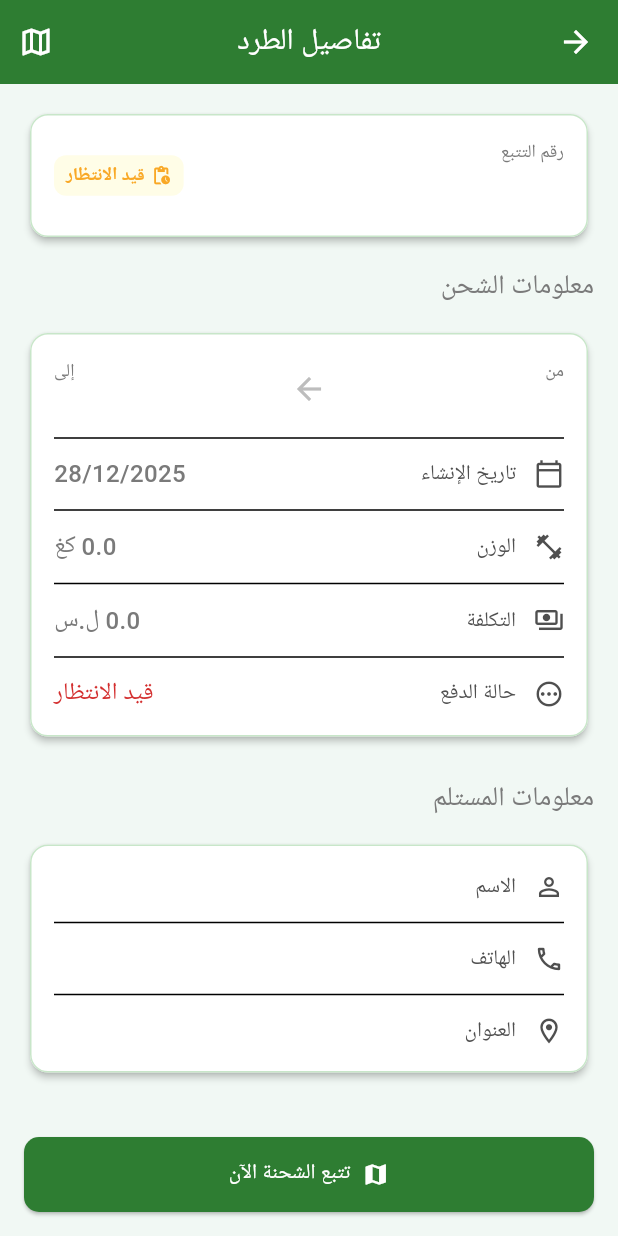
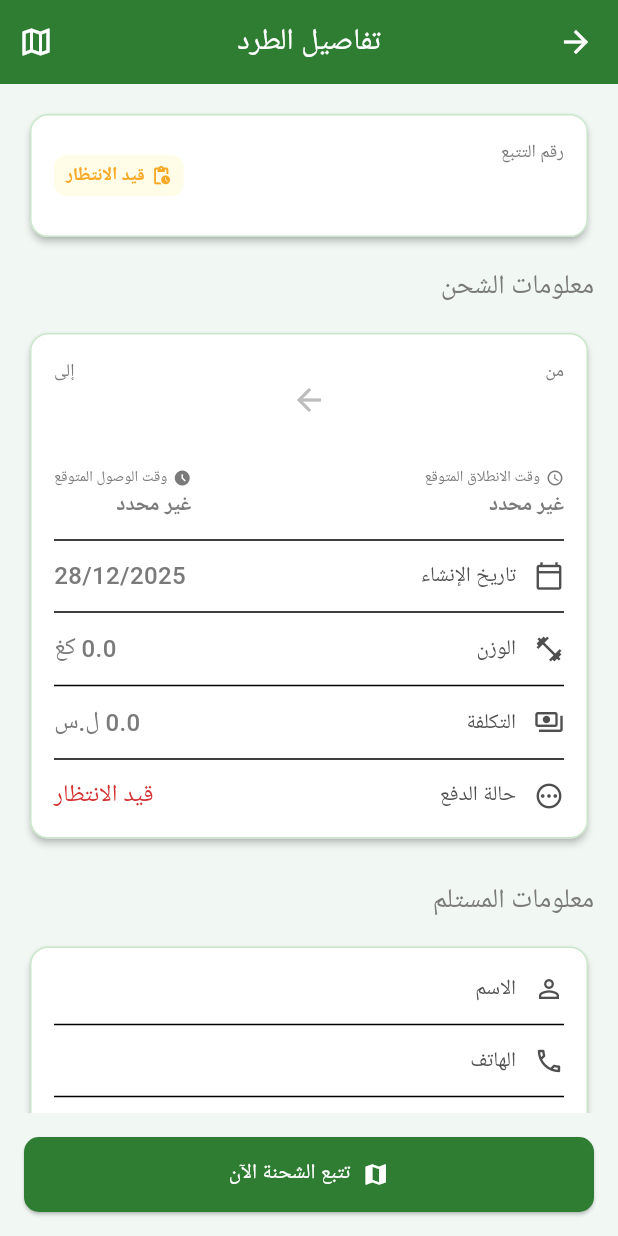
Before and after one commit to assem2023-habib/rma-mobile, a Flutter app: the ParcelDetailPage screen opened directly with empty values, on a phone screen of 412 x 824 dp. Run offline on Flutter 3.47's test engine with Material 3 defaults, Android fonts, the phone set to English and light mode, and no system bars; our stand-ins replace cached_network_image, dartz, dio, equatable, flutter_bloc, flutter_map and 6 more; accounts and stored records are empty; network calls fail.

Commit message:
Update Parcel detail to support full route and branch info

```diff
--- a/lib/features/parcels/data/models/parcel_model.dart
+++ b/lib/features/parcels/data/models/parcel_model.dart
@@ -1,5 +1,6 @@
 import '../../../../core/enums/parcel_status.dart';
 import '../../domain/entities/parcel.dart';
+import '../../../routes/data/models/route_model.dart';
 
 class ParcelModel extends Parcel {
   const ParcelModel({
@@ -19,6 +20,7 @@ class ParcelModel extends Parcel {
     required super.trackingNumber,
     required super.createdAt,
     required super.updatedAt,
+    super.route,
   });
 
   factory ParcelModel.fromJson(Map<String, dynamic> json) {
@@ -43,6 +45,7 @@ class ParcelModel extends Parcel {
       updatedAt: json['updated_at'] != null
           ? DateTime.parse(json['updated_at'])
           : DateTime.now(),
+      route: json['route'] != null ? RouteModel.fromJson(json['route']) : null,
     );
   }
 
@@ -64,6 +67,7 @@ class ParcelModel extends Parcel {
       'tracking_number': trackingNumber,
       'created_at': createdAt.toIso8601String(),
       'updated_at': updatedAt.toIso8601String(),
+      'route': route != null ? (route as RouteModel).toJson() : null,
     };
   }
 
--- a/lib/features/parcels/domain/entities/parcel.dart
+++ b/lib/features/parcels/domain/entities/parcel.dart
@@ -1,5 +1,6 @@
 import 'package:equatable/equatable.dart';
 import '../../../../core/enums/parcel_status.dart';
+import '../../../routes/domain/entities/route_entity.dart';
 
 class Parcel extends Equatable {
   final int id;
@@ -18,6 +19,7 @@ class Parcel extends Equatable {
   final String trackingNumber;
   final DateTime createdAt;
   final DateTime updatedAt;
+  final RouteEntity? route;
 
   const Parcel({
     required this.id,
@@ -36,6 +38,7 @@ class Parcel extends Equatable {
     required this.trackingNumber,
     required this.createdAt,
     required this.updatedAt,
+    this.route,
   });
 
   @override
@@ -56,5 +59,6 @@ class Parcel extends Equatable {
         trackingNumber,
         createdAt,
         updatedAt,
+        route,
       ];
 }
--- a/lib/features/parcels/presentation/pages/parcel_detail_page.dart
+++ b/lib/features/parcels/presentation/pages/parcel_detail_page.dart
@@ -167,7 +167,12 @@ class ParcelDetailPage extends StatelessWidget {
   }
 
   Widget _buildRouteInfo({required String from, required String to}) {
-    return Row(
+    final fromBranch = parcel.route?.fromBranch;
+    final toBranch = parcel.route?.toBranch;
+
+    return Column(
+      children: [
+        Row(
           children: [
             Expanded(
               child: Column(
@@ -175,10 +180,18 @@ class ParcelDetailPage extends StatelessWidget {
                 children: [
                   const Text('من', style: AppTypography.caption),
                   Text(
-                from,
+                    fromBranch?.branchName ?? from,
                     style: AppTypography.bodyLarge.copyWith(
                       fontWeight: FontWeight.bold,
                     ),
+                  ),
+                  if (fromBranch != null)
+                    Text(
+                      fromBranch.address,
+                      style: AppTypography.bodySmall
+                          .copyWith(color: AppColors.slate500, fontSize: 10),
+                      maxLines: 1,
+                      overflow: TextOverflow.ellipsis,
                     ),
                 ],
               ),
@@ -190,14 +203,65 @@ class ParcelDetailPage extends StatelessWidget {
                 children: [
                   const Text('إلى', style: AppTypography.caption),
                   Text(
-                to,
+                    toBranch?.branchName ?? to,
                     style: AppTypography.bodyLarge.copyWith(
                       fontWeight: FontWeight.bold,
                     ),
                   ),
+                  if (toBranch != null)
+                    Text(
+                      toBranch.address,
+                      style: AppTypography.bodySmall
+                          .copyWith(color: AppColors.slate500, fontSize: 10),
+                      maxLines: 1,
+                      overflow: TextOverflow.ellipsis,
+                      textAlign: TextAlign.end,
+                    ),
                 ],
               ),
             ),
+          ],
+        ),
+        if (parcel.route != null) ...[
+          const SizedBox(height: AppDimensions.spacing4),
+          Row(
+            mainAxisAlignment: MainAxisAlignment.spaceBetween,
+            children: [
+              _buildCompactInfo(
+                Icons.access_time,
+                'وقت الانطلاق المتوقع',
+                parcel.route!.days.isNotEmpty
+                    ? parcel.route!.days.first.estimatedDepartureTime
+                    : 'غير محدد',
+              ),
+              _buildCompactInfo(
+                Icons.access_time_filled,
+                'وقت الوصول المتوقع',
+                parcel.route!.days.isNotEmpty
+                    ? parcel.route!.days.first.estimatedArrivalTime
+                    : 'غير محدد',
+              ),
+            ],
+          ),
+        ],
+      ],
+    );
+  }
+
+  Widget _buildCompactInfo(IconData icon, String label, String value) {
+    return Column(
+      crossAxisAlignment: CrossAxisAlignment.start,
+      children: [
+        Row(
+          children: [
+            Icon(icon, size: 12, color: AppColors.slate400),
+            const SizedBox(width: 4),
+            Text(label,
+                style: AppTypography.caption.copyWith(fontSize: 10)),
+          ],
+        ),
+        Text(value,
+            style: AppTypography.bodySmall.copyWith(fontWeight: FontWeight.w600)),
       ],
     );
   }
```
Lines whose indentation alone changed are shown as unchanged.
